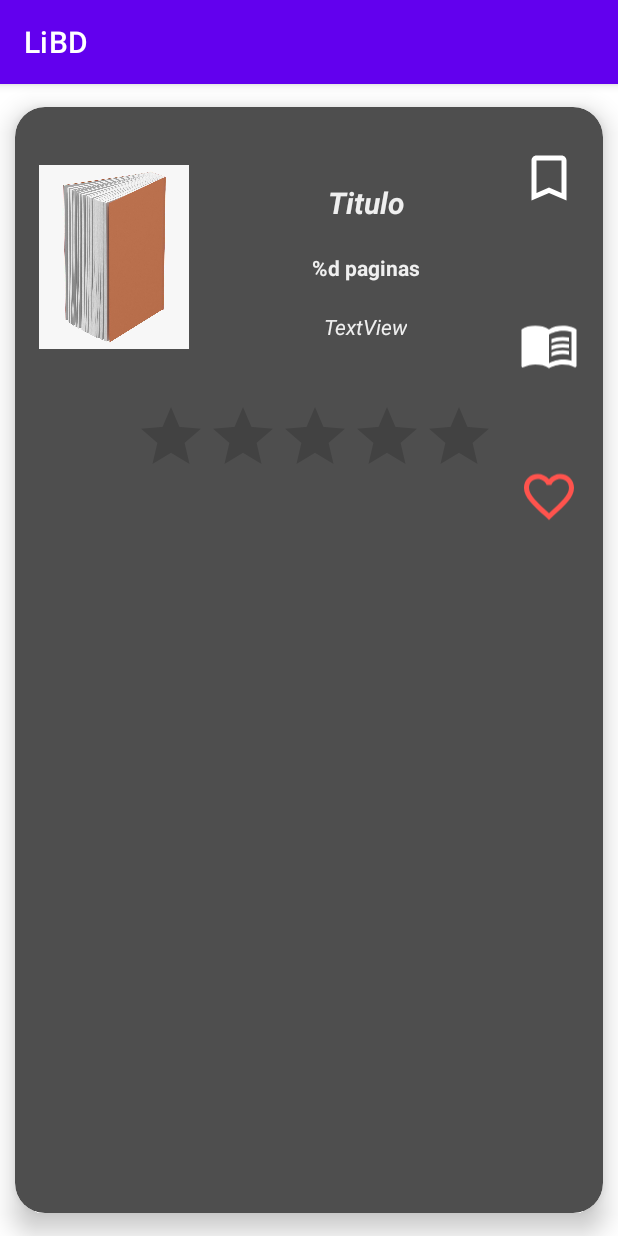
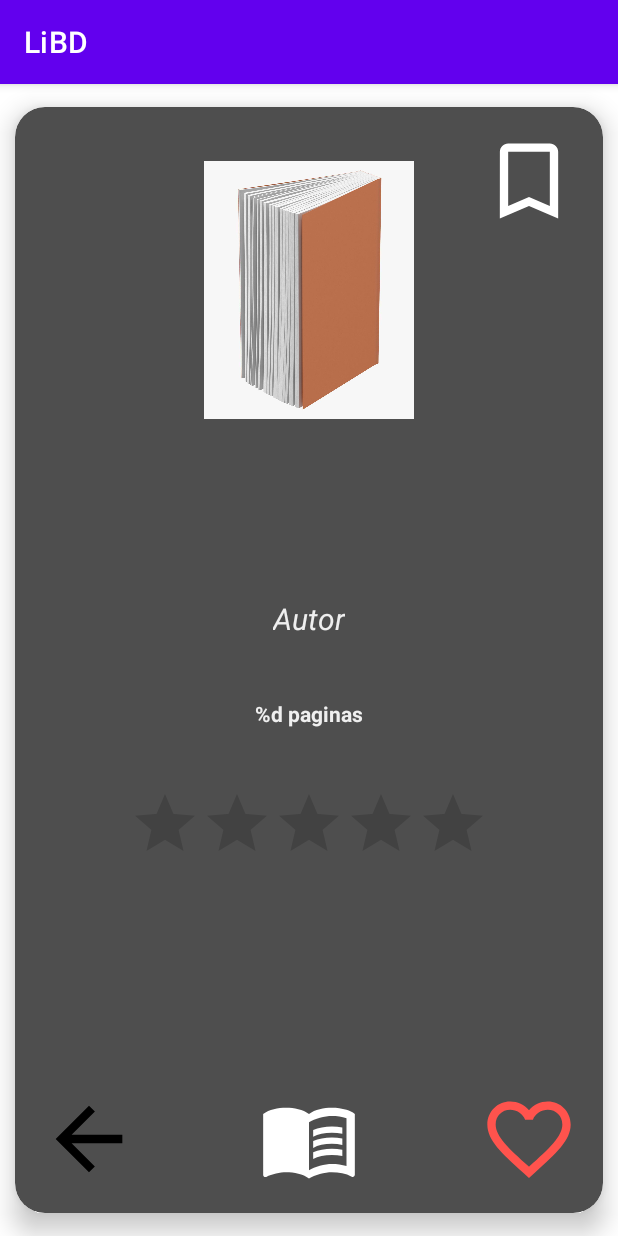
Before and after one commit to RaulHC13/LiBD, an Android app: the LibrosDetallesActivity screen opened directly, with no data from a screen before it, on a phone screen of 412 x 824 dp. Run offline under Robolectric (Android 15) with nearby library versions, the phone set to English and light mode, and no system bars; our stand-ins replace Firebase (no records; nobody signed in at launch, a user with empty details on screens opened directly); pictures from the network do not load; 6 statements that could not run were skipped.

Commit message:
Preparado LibrosDetallesActivity.kt, mejoras BuscarFragment.kt y fragment_valoraciones.xml

```diff
--- a/app/src/main/java/com/proyecto/libd/adapters/LibroViewHolder.kt
+++ b/app/src/main/java/com/proyecto/libd/adapters/LibroViewHolder.kt
@@ -17,11 +17,11 @@
     fun render(libro: Libro , onItemSelected: (Libro) -> Unit) {
         binding.tvTitulo.text = libro.titulo
         binding.ratingBarShow.rating = libro.valoracion!!
-//----
+
         binding.cardViewLibro.setOnClickListener {
             onItemSelected(libro)
         }
-//----
+
         ponerImagen(libro.titulo)
     }
 
--- a/app/src/main/java/com/proyecto/libd/fragments/BuscarFragment.kt
+++ b/app/src/main/java/com/proyecto/libd/fragments/BuscarFragment.kt
@@ -85,7 +85,7 @@
                         }
                     }
                     librosInicial.sortByDescending { libro -> libro.titulo }
-                    librosInicial.sortByDescending { libro -> libro.fecha }
+                    librosInicial.sortByDescending { libro -> libro.autor }
                     adapter.notifyDataSetChanged()
                     buscarLibros("")
                 }
--- a/app/src/main/java/com/proyecto/libd/view/LibrosDetallesActivity.kt
+++ b/app/src/main/java/com/proyecto/libd/view/LibrosDetallesActivity.kt
@@ -1,15 +1,117 @@
 package com.proyecto.libd.view
 
+import android.net.Uri
 import androidx.appcompat.app.AppCompatActivity
 import android.os.Bundle
+import com.bumptech.glide.Glide
+import com.example.libd.R
 import com.example.libd.databinding.LibrosDetallesLayoutBinding
+import com.google.firebase.database.FirebaseDatabase
+import com.google.firebase.storage.FirebaseStorage
+import com.proyecto.libd.model.Libro
 
 class LibrosDetallesActivity : AppCompatActivity() {
+
     lateinit var binding: LibrosDetallesLayoutBinding
+    lateinit var db: FirebaseDatabase
+    val storage = FirebaseStorage.getInstance("gs://libd-96d39.appspot.com/")
+
+    private var titulo = ""
+    var drawableResourceFav = 0
+    var drawableResourceEspera = 0
+    var drawableResourceBook = 0
+
+    lateinit var libroCarga: Libro
 
     override fun onCreate(savedInstanceState: Bundle?) {
         super.onCreate(savedInstanceState)
         binding = LibrosDetallesLayoutBinding.inflate(layoutInflater)
         setContentView(binding.root)
+        db = FirebaseDatabase.getInstance("https://libd-96d39-default-rtdb.europe-west1.firebasedatabase.app/")
+        drawableResourceFav = R.drawable.baseline_favorite_border_24
+        drawableResourceEspera = R.drawable.baseline_bookmark_border_24
+        drawableResourceBook = R.drawable.ic_baseline_menu_book_24
+
+
+        getLibro()
+        setListeners()
+    }
+
+    private fun setListeners() {
+        binding.ivDetallesVolver.setOnClickListener {
+            finish()
+        }
+
+        binding.ivDetallesFavoritos.setOnClickListener {
+            var ivFavoritos = binding.ivDetallesFavoritos
+            if (drawableResourceFav == R.drawable.baseline_favorite_border_24) {
+                ivFavoritos.setImageResource(R.drawable.ic_baseline_favorite_24)
+                drawableResourceFav = R.drawable.ic_baseline_favorite_24
+
+            } else if (drawableResourceFav == R.drawable.ic_baseline_favorite_24) {
+                ivFavoritos.setImageResource(R.drawable.baseline_favorite_border_24)
+                drawableResourceFav = R.drawable.baseline_favorite_border_24
+            }
+        }
+
+        binding.ivDetallesListaEspera.setOnClickListener {
+            var ivEspera= binding.ivDetallesListaEspera
+            if (drawableResourceEspera == R.drawable.baseline_bookmark_border_24) {
+                ivEspera.setImageResource(R.drawable.ic_baseline_bookmark_24)
+                drawableResourceEspera = R.drawable.ic_baseline_bookmark_24
+
+            } else if (drawableResourceEspera == R.drawable.ic_baseline_bookmark_24) {
+                ivEspera.setImageResource(R.drawable.baseline_bookmark_border_24)
+                drawableResourceEspera = R.drawable.baseline_bookmark_border_24
+            }
+        }
+
+        binding.ivDetallesLeyendo.setOnClickListener {
+            var ivLeyendo= binding.ivDetallesLeyendo
+            if (drawableResourceBook == R.drawable.ic_baseline_menu_book_24) {
+                ivLeyendo.setImageResource(R.drawable.ic_baseline_menu_book_blue_24)
+                drawableResourceBook = R.drawable.ic_baseline_menu_book_blue_24
+
+            } else if (drawableResourceBook == R.drawable.ic_baseline_menu_book_blue_24) {
+                ivLeyendo.setImageResource(R.drawable.ic_baseline_menu_book_24)
+                drawableResourceBook = R.drawable.ic_baseline_menu_book_24
+            }
+        }
+    }
+
+    private fun getLibro() {
+        val datos = intent.extras
+        val libro = datos?.getSerializable("LIBRO") as Libro
+
+        titulo = libro.titulo
+        binding.tvDetallesTitulo.text = titulo
+        binding.tvDetallesPaginas.text = getString(R.string.numPaginas, libro.numPaginas)
+        binding.tvDetallesAutor.text = libro.autor
+        binding.detallesRatingBarShow.rating = libro.valoracion!!
+
+        ponerImagen(titulo)
+    }
+
+    private fun ponerImagen(titulo: String) {
+        val ref = storage.reference
+        val file = ref.child("portadas/$titulo/portada.jpg")
+
+        file.metadata.addOnSuccessListener {
+            file.downloadUrl.addOnSuccessListener { uri ->
+                rellenarImagen(uri)
+            }
+        }.addOnFailureListener {
+            val defaultImg = ref.child("default/portada.jpg")
+            defaultImg.downloadUrl.addOnSuccessListener {
+                rellenarImagen(it)
+            }
+        }
+    }
+
+    private fun rellenarImagen(uri: Uri?) {
+        Glide.with(binding.ivDetallesPortada.context)
+            .load(uri)
+            .centerCrop()
+            .into(binding.ivDetallesPortada)
     }
 }
--- a/app/src/main/java/com/proyecto/libd/view/MainActivity.kt
+++ b/app/src/main/java/com/proyecto/libd/view/MainActivity.kt
@@ -51,6 +51,7 @@
 
         supportActionBar?.setDisplayHomeAsUpEnabled(true)
         cambiarFragment(HomeFragment(), "Home")
+        navView.menu.findItem(R.id.nav_home).isChecked = true
 
         setPerfil()
         setListeners()
@@ -136,7 +137,7 @@
                 .replace(R.id.frameLayout, HomeFragment())
                 .commit()
             //----
-            navView.menu.findItem(R.id.nav_home)?.isChecked = true
+            navView.menu.findItem(R.id.nav_home).isChecked = true
             //----
         } else {
             super.onBackPressed()
@@ -183,6 +184,7 @@
 
     override fun onResume() {
         super.onResume()
+        navView.menu.findItem(R.id.nav_home).isChecked = true
         setPerfil()
     }
 }
--- /dev/null
+++ b/app/src/main/res/drawable/ic_baseline_arrow_back_24.xml
@@ -0,0 +1,5 @@
+<vector android:autoMirrored="true" android:height="24dp"
+    android:tint="#000000" android:viewportHeight="24"
+    android:viewportWidth="24" android:width="24dp" xmlns:android="http://schemas.android.com/apk/res/android">
+    <path android:fillColor="@android:color/white" android:pathData="M20,11H7.83l5.59,-5.59L12,4l-8,8 8,8 1.41,-1.41L7.83,13H20v-2z"/>
+</vector>
--- /dev/null
+++ b/app/src/main/res/drawable/ic_baseline_bookmark_24.xml
@@ -0,0 +1,5 @@
+<vector android:height="24dp" android:tint="#FFFFFF"
+    android:viewportHeight="24" android:viewportWidth="24"
+    android:width="24dp" xmlns:android="http://schemas.android.com/apk/res/android">
+    <path android:fillColor="@android:color/white" android:pathData="M17,3H7c-1.1,0 -1.99,0.9 -1.99,2L5,21l7,-3 7,3V5c0,-1.1 -0.9,-2 -2,-2z"/>
+</vector>
--- a/app/src/main/res/drawable/ic_baseline_favorite_24.xml
+++ b/app/src/main/res/drawable/ic_baseline_favorite_24.xml
@@ -1,4 +1,4 @@
-<vector android:height="24dp" android:tint="#000000"
+<vector android:height="24dp" android:tint="#FF534D"
     android:viewportHeight="24" android:viewportWidth="24"
     android:width="24dp" xmlns:android="http://schemas.android.com/apk/res/android">
     <path android:fillColor="@android:color/white" android:pathData="M12,21.35l-1.45,-1.32C5.4,15.36 2,12.28 2,8.5 2,5.42 4.42,3 7.5,3c1.74,0 3.41,0.81 4.5,2.09C13.09,3.81 14.76,3 16.5,3 19.58,3 22,5.42 22,8.5c0,3.78 -3.4,6.86 -8.55,11.54L12,21.35z"/>
--- /dev/null
+++ b/app/src/main/res/drawable/ic_baseline_menu_book_blue_24.xml
@@ -0,0 +1,8 @@
+<vector android:autoMirrored="true" android:height="24dp"
+    android:tint="#235D96" android:viewportHeight="24"
+    android:viewportWidth="24" android:width="24dp" xmlns:android="http://schemas.android.com/apk/res/android">
+    <path android:fillColor="@android:color/white" android:pathData="M21,5c-1.11,-0.35 -2.33,-0.5 -3.5,-0.5c-1.95,0 -4.05,0.4 -5.5,1.5c-1.45,-1.1 -3.55,-1.5 -5.5,-1.5S2.45,4.9 1,6v14.65c0,0.25 0.25,0.5 0.5,0.5c0.1,0 0.15,-0.05 0.25,-0.05C3.1,20.45 5.05,20 6.5,20c1.95,0 4.05,0.4 5.5,1.5c1.35,-0.85 3.8,-1.5 5.5,-1.5c1.65,0 3.35,0.3 4.75,1.05c0.1,0.05 0.15,0.05 0.25,0.05c0.25,0 0.5,-0.25 0.5,-0.5V6C22.4,5.55 21.75,5.25 21,5zM21,18.5c-1.1,-0.35 -2.3,-0.5 -3.5,-0.5c-1.7,0 -4.15,0.65 -5.5,1.5V8c1.35,-0.85 3.8,-1.5 5.5,-1.5c1.2,0 2.4,0.15 3.5,0.5V18.5z"/>
+    <path android:fillColor="@android:color/white" android:pathData="M17.5,10.5c0.88,0 1.73,0.09 2.5,0.26V9.24C19.21,9.09 18.36,9 17.5,9c-1.7,0 -3.24,0.29 -4.5,0.83v1.66C14.13,10.85 15.7,10.5 17.5,10.5z"/>
+    <path android:fillColor="@android:color/white" android:pathData="M13,12.49v1.66c1.13,-0.64 2.7,-0.99 4.5,-0.99c0.88,0 1.73,0.09 2.5,0.26V11.9c-0.79,-0.15 -1.64,-0.24 -2.5,-0.24C15.8,11.66 14.26,11.96 13,12.49z"/>
+    <path android:fillColor="@android:color/white" android:pathData="M17.5,14.33c-1.7,0 -3.24,0.29 -4.5,0.83v1.66c1.13,-0.64 2.7,-0.99 4.5,-0.99c0.88,0 1.73,0.09 2.5,0.26v-1.52C19.21,14.41 18.36,14.33 17.5,14.33z"/>
+</vector>
--- a/app/src/main/res/layout/fragment_valoraciones.xml
+++ b/app/src/main/res/layout/fragment_valoraciones.xml
@@ -14,11 +14,12 @@
             android:id="@+id/recyclerValoraciones"
             android:layout_width="360dp"
             android:layout_height="560dp"
-            android:layout_marginTop="100dp"
+            android:layout_marginBottom="-10dp"
+            app:layout_constraintBottom_toBottomOf="parent"
             app:layout_constraintEnd_toEndOf="parent"
             app:layout_constraintHorizontal_bias="0.5"
             app:layout_constraintStart_toStartOf="parent"
-            app:layout_constraintTop_toTopOf="parent" />
+            app:layout_constraintTop_toBottomOf="@+id/tvTop10Valoraciones" />
 
         <TextView
             android:id="@+id/tvValoracionesFragment"
@@ -39,11 +40,11 @@
             android:id="@+id/tvTop10Valoraciones"
             android:layout_width="wrap_content"
             android:layout_height="wrap_content"
+            android:layout_marginTop="16dp"
             android:text="Top 10 valoraciones"
             android:textColor="#D3FFFFFF"
             android:textSize="26sp"
             android:textStyle="bold"
-            app:layout_constraintBottom_toTopOf="@+id/recyclerValoraciones"
             app:layout_constraintEnd_toEndOf="parent"
             app:layout_constraintHorizontal_bias="0.5"
             app:layout_constraintStart_toStartOf="parent"
--- a/app/src/main/res/layout/libros_detalles_layout.xml
+++ b/app/src/main/res/layout/libros_detalles_layout.xml
@@ -2,8 +2,8 @@
 <androidx.cardview.widget.CardView xmlns:android="http://schemas.android.com/apk/res/android"
     xmlns:app="http://schemas.android.com/apk/res-auto"
     xmlns:tools="http://schemas.android.com/tools"
-    android:layout_width="wrap_content"
-    android:layout_height="wrap_content"
+    android:layout_width="match_parent"
+    android:layout_height="match_parent"
     android:backgroundTint="@color/colorHome"
     app:cardCornerRadius="20dp"
     app:cardElevation="10dp"
@@ -17,117 +17,120 @@
     app:layout_constraintVertical_bias="0.5">
 
     <androidx.constraintlayout.widget.ConstraintLayout
-        android:layout_width="wrap_content"
-        android:layout_height="wrap_content">
+        android:layout_width="match_parent"
+        android:layout_height="match_parent">
 
         <TextView
             android:id="@+id/tvDetallesTitulo"
             android:layout_width="wrap_content"
             android:layout_height="wrap_content"
-            android:layout_marginTop="20dp"
-            android:layout_marginEnd="40dp"
+            android:layout_marginTop="40dp"
+            android:maxLength="30"
+            android:maxLines="4"
             android:text="Titulo"
             android:textColor="#EFEFEF"
-            android:textSize="20sp"
+            android:textSize="26sp"
             android:textStyle="bold|italic"
             app:layout_constraintEnd_toEndOf="parent"
             app:layout_constraintHorizontal_bias="0.5"
-            app:layout_constraintStart_toEndOf="@+id/ivDetallesPortada"
-            app:layout_constraintTop_toTopOf="@+id/ivDetallesPortada" />
+            app:layout_constraintStart_toStartOf="parent"
+            app:layout_constraintTop_toBottomOf="@+id/ivDetallesPortada" />
 
         <TextView
             android:id="@+id/tvDetallesPaginas"
             android:layout_width="wrap_content"
             android:layout_height="wrap_content"
-            android:layout_marginTop="20dp"
-            android:layout_marginEnd="40dp"
+            android:layout_marginTop="40dp"
             android:text="@string/numPaginas"
             android:textColor="#EFEFEF"
             android:textSize="14sp"
             android:textStyle="bold"
             app:layout_constraintEnd_toEndOf="parent"
-            app:layout_constraintHorizontal_bias="0.501"
-            app:layout_constraintStart_toEndOf="@+id/ivDetallesPortada"
-            app:layout_constraintTop_toBottomOf="@+id/tvDetallesTitulo" />
+            app:layout_constraintHorizontal_bias="0.5"
+            app:layout_constraintStart_toStartOf="parent"
+            app:layout_constraintTop_toBottomOf="@+id/tvDetallesAutor" />
 
         <TextView
             android:id="@+id/tvDetallesAutor"
             android:layout_width="wrap_content"
             android:layout_height="wrap_content"
-            android:layout_marginTop="20dp"
-            android:layout_marginEnd="40dp"
-            android:text="TextView"
+            android:layout_marginTop="40dp"
+            android:maxLength="30"
+            android:text="Autor"
             android:textColor="#EFEFEF"
+            android:textSize="20sp"
             android:textStyle="italic"
             app:layout_constraintEnd_toEndOf="parent"
-            app:layout_constraintHorizontal_bias="0.498"
-            app:layout_constraintStart_toEndOf="@+id/ivDetallesPortada"
-            app:layout_constraintTop_toBottomOf="@+id/tvDetallesPaginas" />
+            app:layout_constraintHorizontal_bias="0.5"
+            app:layout_constraintStart_toStartOf="parent"
+            app:layout_constraintTop_toBottomOf="@+id/tvDetallesTitulo" />
 
         <RatingBar
             android:id="@+id/detallesRatingBarShow"
             android:layout_width="wrap_content"
             android:layout_height="wrap_content"
-            android:layout_marginStart="80dp"
             android:layout_marginTop="40dp"
-            android:layout_marginEnd="120dp"
-            android:layout_marginBottom="40dp"
             android:backgroundTint="#F6BF33"
             android:focusedByDefault="false"
             android:isIndicator="true"
             android:numStars="5"
             android:progressTint="#E7B917"
-            app:layout_constraintBottom_toBottomOf="parent"
             app:layout_constraintEnd_toEndOf="parent"
-            app:layout_constraintHorizontal_bias="0.0"
+            app:layout_constraintHorizontal_bias="0.5"
             app:layout_constraintStart_toStartOf="parent"
-            app:layout_constraintTop_toBottomOf="@+id/tvDetallesAutor"
-            app:layout_constraintVertical_bias="0.0" />
-
-        <LinearLayout
-            android:layout_width="46dp"
-            android:layout_height="280dp"
-            android:layout_marginEnd="10dp"
-            android:orientation="vertical"
-            app:layout_constraintBottom_toBottomOf="parent"
-            app:layout_constraintEnd_toEndOf="parent"
-            app:layout_constraintTop_toTopOf="parent">
-
-            <ImageView
-                android:id="@+id/ivEsperaBtn"
-                android:layout_width="40dp"
-                android:layout_height="60dp"
-                android:layout_marginTop="4dp"
-                android:layout_marginEnd="10dp"
-                android:layout_weight="1"
-                app:srcCompat="@drawable/baseline_bookmark_border_24" />
-
-            <ImageView
-                android:id="@+id/ivLeyendoBtn"
-                android:layout_width="40dp"
-                android:layout_height="40dp"
-                android:layout_marginEnd="10dp"
-                android:layout_weight="8"
-                app:srcCompat="@drawable/baseline_menu_book_24" />
-
-            <ImageView
-                android:id="@+id/ivFavBtn"
-                android:layout_width="40dp"
-                android:layout_height="40dp"
-                android:layout_marginEnd="10dp"
-                android:layout_weight="1"
-                app:srcCompat="@drawable/baseline_favorite_border_24" />
-        </LinearLayout>
+            app:layout_constraintTop_toBottomOf="@+id/tvDetallesPaginas" />
 
         <ImageView
             android:id="@+id/ivDetallesPortada"
-            android:layout_width="100dp"
-            android:layout_height="140dp"
-            android:layout_marginStart="16dp"
-            android:layout_marginTop="30dp"
+            android:layout_width="140dp"
+            android:layout_height="180dp"
+            android:layout_marginTop="32dp"
+            app:layout_constraintEnd_toEndOf="parent"
+            app:layout_constraintHorizontal_bias="0.5"
             app:layout_constraintStart_toStartOf="parent"
             app:layout_constraintTop_toTopOf="parent"
             app:srcCompat="@drawable/portada_generica" />
 
+        <ImageView
+            android:id="@+id/ivDetallesListaEspera"
+            android:layout_width="100px"
+            android:layout_height="100px"
+            android:layout_marginTop="16dp"
+            android:layout_marginEnd="16dp"
+            app:layout_constraintEnd_toEndOf="parent"
+            app:layout_constraintTop_toTopOf="parent"
+            app:srcCompat="@drawable/baseline_bookmark_border_24" />
+
+        <ImageView
+            android:id="@+id/ivDetallesFavoritos"
+            android:layout_width="100px"
+            android:layout_height="100px"
+            android:layout_marginEnd="16dp"
+            android:layout_marginBottom="16dp"
+            app:layout_constraintBottom_toBottomOf="parent"
+            app:layout_constraintEnd_toEndOf="parent"
+            app:srcCompat="@drawable/baseline_favorite_border_24" />
+
+        <ImageView
+            android:id="@+id/ivDetallesLeyendo"
+            android:layout_width="100px"
+            android:layout_height="100px"
+            app:layout_constraintBottom_toBottomOf="@+id/ivDetallesFavoritos"
+            app:layout_constraintEnd_toEndOf="parent"
+            app:layout_constraintHorizontal_bias="0.5"
+            app:layout_constraintStart_toStartOf="parent"
+            app:layout_constraintTop_toTopOf="@+id/ivDetallesFavoritos"
+            app:srcCompat="@drawable/baseline_menu_book_24" />
+
+        <ImageView
+            android:id="@+id/ivDetallesVolver"
+            android:layout_width="100px"
+            android:layout_height="100px"
+            android:layout_marginStart="16dp"
+            android:layout_marginBottom="16dp"
+            app:layout_constraintBottom_toBottomOf="parent"
+            app:layout_constraintStart_toStartOf="parent"
+            app:srcCompat="@drawable/ic_baseline_arrow_back_24" />
+
     </androidx.constraintlayout.widget.ConstraintLayout>
 </androidx.cardview.widget.CardView>
```
Also changed, not shown: app/src/main/java/com/proyecto/libd/view/CrearActivity.kt (+1 -7 lines).
